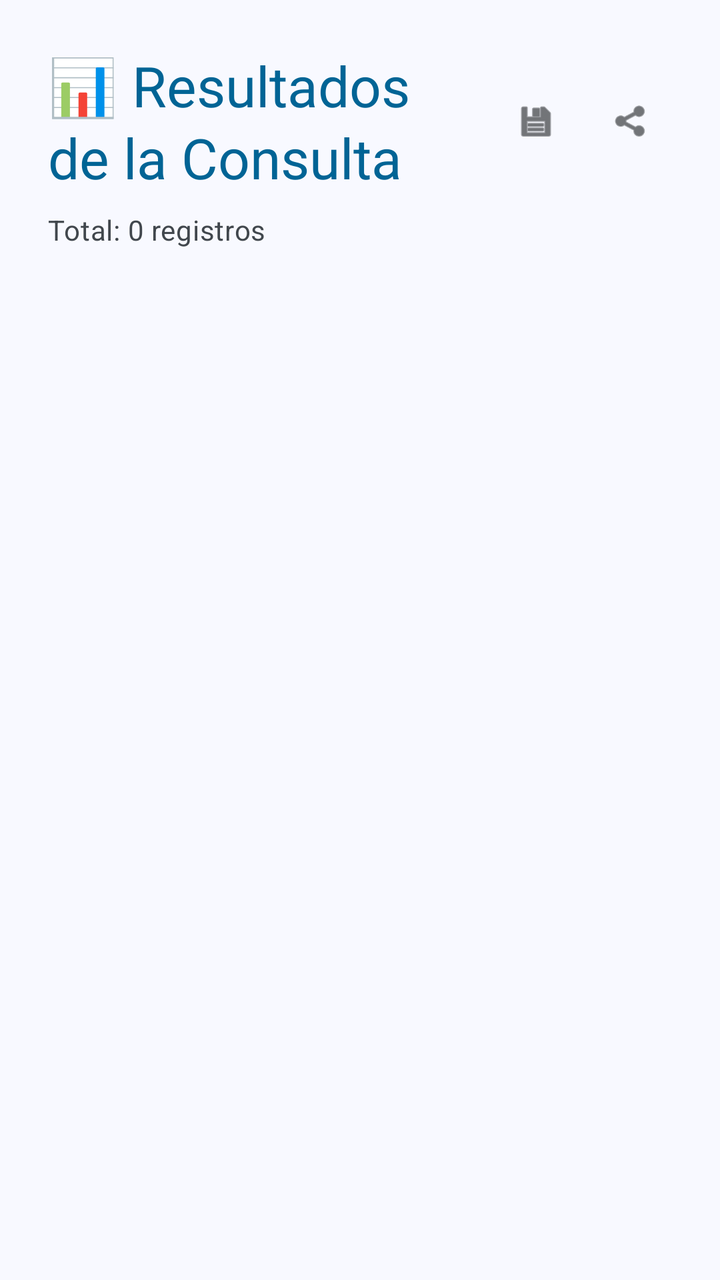
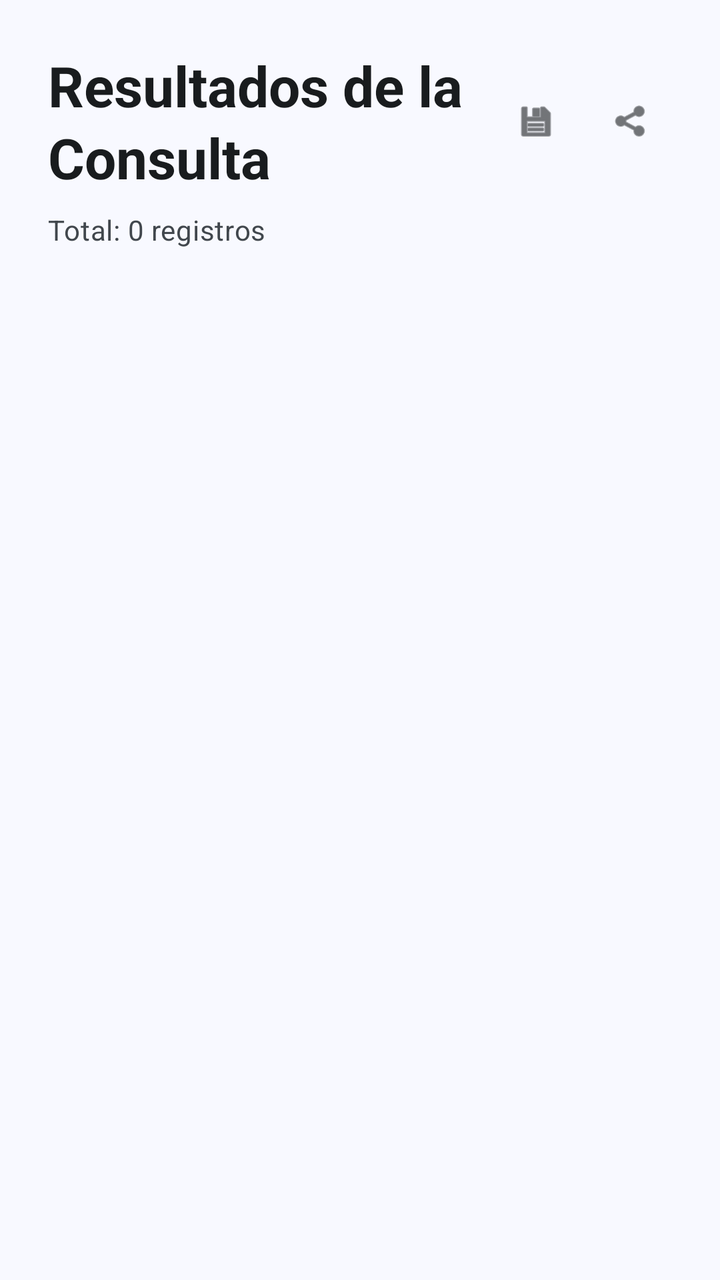

The first picture is an Android layout as it rendered before a commit; the second is the same layout after the commit. The layout source and the unified diff follow.
<!-- AndroidManifest.xml: application theme Theme.EstacionMeteorologica -->
<!-- res/layout/activity_data_details.xml -->
<?xml version="1.0" encoding="utf-8"?>
<androidx.core.widget.NestedScrollView xmlns:android="http://schemas.android.com/apk/res/android"
    xmlns:app="http://schemas.android.com/apk/res-auto"
    android:layout_width="match_parent"
    android:layout_height="match_parent"
    android:background="?attr/colorSurface">

    <LinearLayout
        android:layout_width="match_parent"
        android:layout_height="wrap_content"
        android:orientation="vertical"
        android:padding="24dp">

        <LinearLayout
            android:layout_width="match_parent"
            android:layout_height="wrap_content"
            android:orientation="horizontal"
            android:gravity="center_vertical">

            <TextView
                android:layout_width="0dp"
                android:layout_height="wrap_content"
                android:layout_weight="1"
                android:text="📊 Resultados de la Consulta"
                android:textAppearance="@style/TextAppearance.Material3.HeadlineMedium"
                android:textColor="?attr/colorPrimary" />

            <com.google.android.material.button.MaterialButton
                android:id="@+id/btnGuardar"
                style="@style/Widget.Material3.Button.IconButton"
                android:layout_width="40dp"
                android:layout_height="40dp"
                android:minWidth="0dp"
                android:minHeight="0dp"
                android:insetTop="0dp"
                android:insetBottom="0dp"
                android:padding="0dp"
                android:layout_marginStart="8dp"
                android:backgroundTint="@android:color/transparent"
                app:icon="@android:drawable/ic_menu_save"
                app:iconGravity="textStart"
                app:iconPadding="0dp"
                app:cornerRadius="12dp"
                app:iconTint="?attr/colorOnSurface" />

            <com.google.android.material.button.MaterialButton
                android:id="@+id/btnCompartir"
                style="@style/Widget.Material3.Button.IconButton"
                android:layout_width="40dp"
                android:layout_height="40dp"
                android:minWidth="0dp"
                android:minHeight="0dp"
                android:insetTop="0dp"
                android:insetBottom="0dp"
                android:padding="0dp"
                android:layout_marginStart="8dp"
                android:backgroundTint="@android:color/transparent"
                app:icon="@android:drawable/ic_menu_share"
                app:iconGravity="textStart"
                app:iconPadding="0dp"
                app:cornerRadius="12dp"
                app:iconTint="?attr/colorOnSurface" />

        </LinearLayout>

        <View
            android:layout_width="match_parent"
            android:layout_height="8dp" />

        <TextView
            android:id="@+id/tvTotalRegistros"
            android:layout_width="wrap_content"
            android:layout_height="wrap_content"
            android:text="Total: 0 registros"
            android:textAppearance="@style/TextAppearance.Material3.BodyMedium"
            android:textColor="?attr/colorOnSurfaceVariant"
            android:layout_marginBottom="24dp" />

        <LinearLayout
            android:id="@+id/layoutDetalles"
            android:layout_width="match_parent"
            android:layout_height="wrap_content"
            android:orientation="vertical" />

    </LinearLayout>

</androidx.core.widget.NestedScrollView>
<!-- resources referenced by this layout -->
<resources>
  <style name="Theme.EstacionMeteorologica" parent="Theme.Material3.DayNight.NoActionBar">
          <item name="colorPrimary">@color/md_theme_primary</item>
          <item name="colorOnPrimary">@color/md_theme_onPrimary</item>
          <item name="colorPrimaryContainer">@color/md_theme_primaryContainer</item>
          <item name="colorOnPrimaryContainer">@color/md_theme_onPrimaryContainer</item>
  
          <item name="colorSecondary">@color/md_theme_secondary</item>
          <item name="colorOnSecondary">@color/md_theme_onSecondary</item>
          <item name="colorSecondaryContainer">@color/md_theme_secondaryContainer</item>
          <item name="colorOnSecondaryContainer">@color/md_theme_onSecondaryContainer</item>
  
          <item name="android:windowBackground">@color/md_theme_surface</item>
          <item name="colorSurface">@color/md_theme_surface</item>
          <item name="colorOnSurface">@color/md_theme_onSurface</item>
          <item name="colorOnSurfaceVariant">@color/md_theme_onSurfaceVariant</item>
          <item name="colorOutline">@color/md_theme_outline</item>
  
          <item name="colorError">@color/md_theme_error</item>
          <item name="colorOnError">@color/md_theme_onError</item>
          <item name="colorOutlineVariant">@color/md_theme_outline_variant</item>
  
  
      </style>
  <color name="md_theme_primary">#006495</color>
  <color name="md_theme_onPrimary">#FFFFFF</color>
  <color name="md_theme_primaryContainer">#CBE6FF</color>
  <color name="md_theme_onPrimaryContainer">#001E31</color>
  <color name="md_theme_secondary">#50606E</color>
  <color name="md_theme_onSecondary">#FFFFFF</color>
  <color name="md_theme_secondaryContainer">#D3E5F5</color>
  <color name="md_theme_onSecondaryContainer">#0C1D29</color>
  <color name="md_theme_surface">#F8F9FF</color>
  <color name="md_theme_onSurface">#191C1E</color>
  <color name="md_theme_onSurfaceVariant">#41474D</color>
  <color name="md_theme_outline">#71787E</color>
  <color name="md_theme_error">#BA1A1A</color>
  <color name="md_theme_onError">#FFFFFF</color>
  <color name="md_theme_outline_variant">#C1C7CE</color>
</resources>

<!-- the commit's change to res/layout/activity_data_details.xml (unified diff, before → after) -->
@@ -21,9 +21,10 @@
                 android:layout_width="0dp"
                 android:layout_height="wrap_content"
                 android:layout_weight="1"
-                android:text="📊 Resultados de la Consulta"
+                android:text="Resultados de la Consulta"
                 android:textAppearance="@style/TextAppearance.Material3.HeadlineMedium"
-                android:textColor="?attr/colorPrimary" />
+                android:textColor="?attr/colorOnSurface"
+                android:textStyle="bold" />
 
             <com.google.android.material.button.MaterialButton
                 android:id="@+id/btnGuardar"
